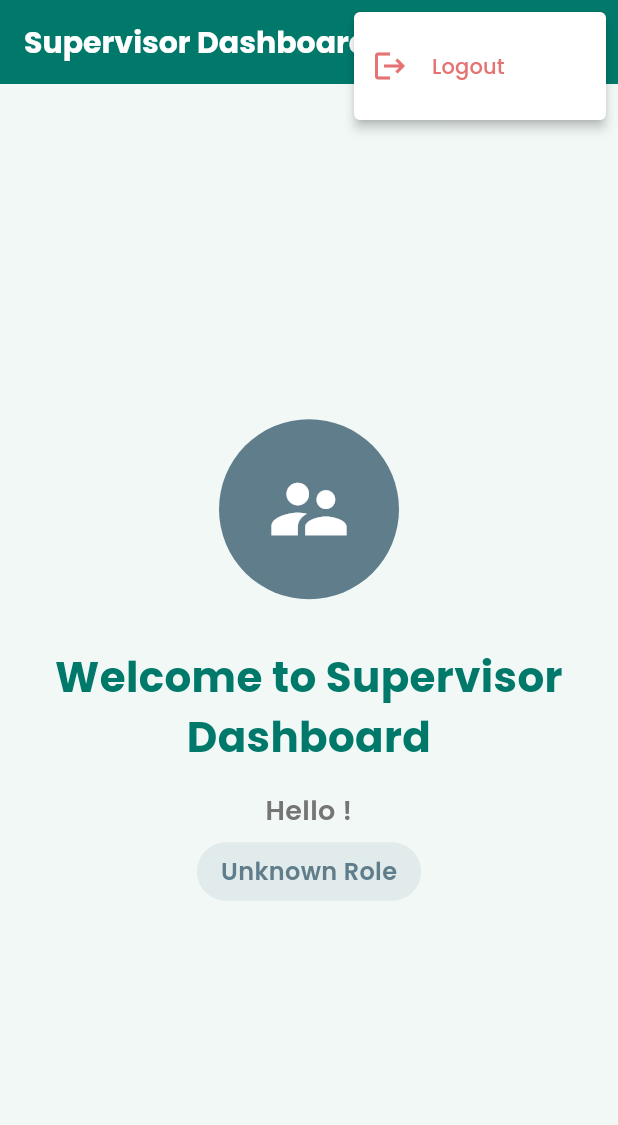
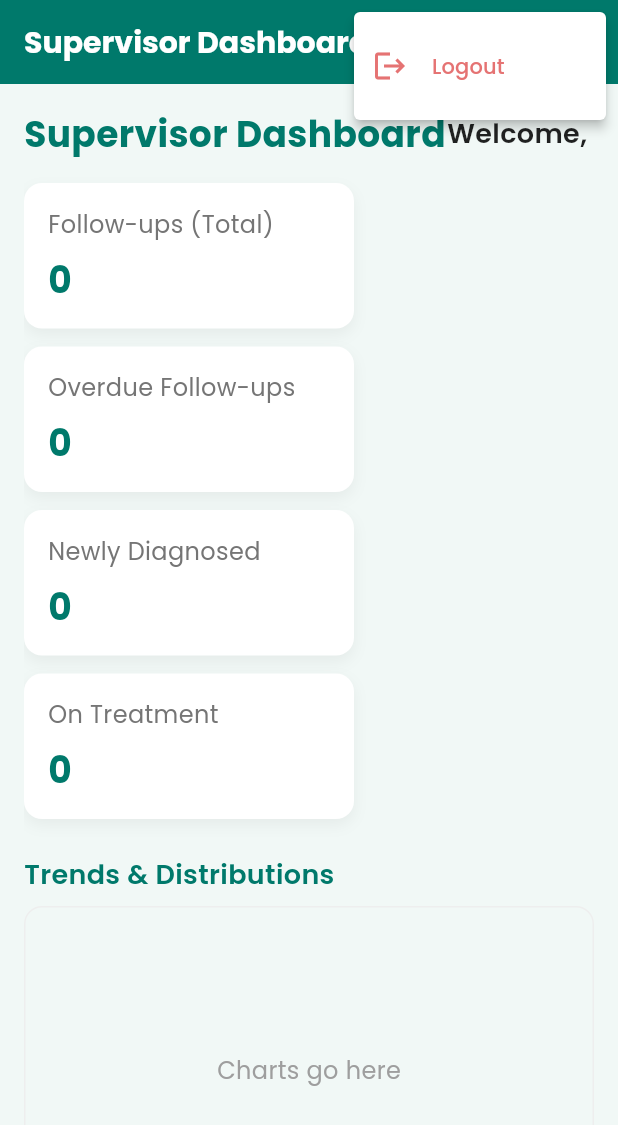
Before and after one commit to Mahad-Ghauri/Community-Health-Worker--Admin, a Flutter app: the SupervisorDashboard screen opened by its route, after a tap on the "more vert" icon, on a phone screen of 412 x 824 dp. Shown: the top 1125 px of the screen. Run offline on Flutter 3.47's test engine with Material 3 defaults, Android fonts, the light colour scheme and no system bars; our stand-ins replace cloud_firestore, firebase_auth, firebase_core, font_awesome_flutter, go_router, google_fonts and 1 more; missing offline and left inert: universal_html; accounts and stored records are empty.

Commit message:
feat: Supervisor dashboard

```diff
--- /dev/null
+++ b/lib/providers/supervisor_dashboard_provider.dart
@@ -0,0 +1,72 @@
+import 'package:flutter/foundation.dart';
+import '../services/dashboard_service.dart';
+
+class SupervisorDashboardProvider with ChangeNotifier {
+  SupervisorMetrics? _metrics;
+  bool _isLoading = false;
+  String? _error;
+
+  // Filters
+  String? _facilityId;
+  String? _chwId;
+  DateTime? _from;
+  DateTime? _to;
+
+  // Getters
+  SupervisorMetrics? get metrics => _metrics;
+  bool get isLoading => _isLoading;
+  String? get error => _error;
+
+  String? get facilityId => _facilityId;
+  String? get chwId => _chwId;
+  DateTime? get from => _from;
+  DateTime? get to => _to;
+
+  // Load
+  Future<void> load() async {
+    _isLoading = true;
+    _error = null;
+    notifyListeners();
+
+    try {
+      _metrics = await DashboardService.getSupervisorMetrics(
+        facilityId: _facilityId,
+        chwId: _chwId,
+        from: _from,
+        to: _to,
+      );
+    } catch (e) {
+      _error = 'Failed to load supervisor metrics: $e';
+      if (kDebugMode) {
+        print(_error);
+      }
+    } finally {
+      _isLoading = false;
+      notifyListeners();
+    }
+  }
+
+  // Filters setters
+  void setFacility(String? facilityId) {
+    _facilityId = facilityId;
+    load();
+  }
+
+  void setChw(String? chwId) {
+    _chwId = chwId;
+    load();
+  }
+
+  void setDateRange(DateTime? from, DateTime? to) {
+    _from = from;
+    _to = to;
+    load();
+  }
+
+  // Convenience getters
+  FollowupStats? get followupStats => _metrics?.followupStats;
+  Map<String, int> get patientsByStatus => _metrics?.patientsByStatus ?? {};
+  List<LeaderboardItem> get chwLeaderboard => _metrics?.chwLeaderboard ?? [];
+  List<FacilityPerformance> get facilityPerformance =>
+      _metrics?.facilityPerformance ?? [];
+}
--- a/lib/screens/dashboard/supervisor_dashboard.dart
+++ b/lib/screens/dashboard/supervisor_dashboard.dart
@@ -4,7 +4,7 @@ import 'package:flutter/material.dart';
 import 'package:provider/provider.dart';
 import '../../services/auth_provider.dart';
 import '../../theme/theme.dart';
-import '../../models/user.dart';
+import '../../providers/supervisor_dashboard_provider.dart';
 
 class SupervisorDashboard extends StatelessWidget {
   const SupervisorDashboard({super.key});
@@ -23,7 +23,10 @@ class SupervisorDashboard extends StatelessWidget {
             onSelected: (value) async {
               switch (value) {
                 case 'logout':
-                  final authProvider = Provider.of<AuthProvider>(context, listen: false);
+                  final authProvider = Provider.of<AuthProvider>(
+                    context,
+                    listen: false,
+                  );
                   await authProvider.signOut();
                   break;
               }
@@ -33,7 +36,10 @@ class SupervisorDashboard extends StatelessWidget {
                 value: 'logout',
                 child: ListTile(
                   leading: Icon(Icons.logout, color: CHWTheme.errorColor),
-                  title: Text('Logout', style: TextStyle(color: CHWTheme.errorColor)),
+                  title: Text(
+                    'Logout',
+                    style: TextStyle(color: CHWTheme.errorColor),
+                  ),
                   contentPadding: EdgeInsets.zero,
                 ),
               ),
@@ -41,63 +47,158 @@ class SupervisorDashboard extends StatelessWidget {
           ),
         ],
       ),
-      body: Consumer<AuthProvider>(
-        builder: (context, authProvider, child) {
+      body: MultiProvider(
+        providers: [
+          ChangeNotifierProvider(
+            create: (_) => SupervisorDashboardProvider()..load(),
+          ),
+        ],
+        child: Consumer2<AuthProvider, SupervisorDashboardProvider>(
+          builder: (context, authProvider, supProv, child) {
             final user = authProvider.currentUser;
+
+            if (supProv.isLoading) {
+              return const Center(child: CircularProgressIndicator());
+            }
+            if (supProv.error != null) {
               return Center(
-            child: Column(
-              mainAxisAlignment: MainAxisAlignment.center,
-              children: [
-                Container(
-                  width: 120,
-                  height: 120,
-                  decoration: BoxDecoration(
-                    color: CHWTheme.accentColor,
-                    borderRadius: BorderRadius.circular(60),
-                  ),
-                  child: const Icon(
-                    Icons.supervisor_account,
-                    color: Colors.white,
-                    size: 60,
+                child: Text(
+                  supProv.error!,
+                  style: CHWTheme.bodyStyle.copyWith(
+                    color: CHWTheme.errorColor,
                   ),
                 ),
-                const SizedBox(height: 32),
+              );
+            }
+
+            final stats = supProv.followupStats;
+            final patientsByStatus = supProv.patientsByStatus;
+
+            return Padding(
+              padding: const EdgeInsets.all(16.0),
+              child: SingleChildScrollView(
+                child: Column(
+                  crossAxisAlignment: CrossAxisAlignment.start,
+                  children: [
+                    Row(
+                      mainAxisAlignment: MainAxisAlignment.spaceBetween,
+                      children: [
                         Text(
-                  'Welcome to Supervisor Dashboard',
+                          'Supervisor Dashboard',
                           style: CHWTheme.headingStyle.copyWith(
-                    fontSize: 28,
                             color: CHWTheme.primaryColor,
                           ),
-                  textAlign: TextAlign.center,
+                        ),
+                        Text(
+                          'Welcome, ${user?.name ?? 'Supervisor'}',
+                          style: CHWTheme.subheadingStyle,
+                        ),
+                      ],
                     ),
                     const SizedBox(height: 16),
+
+                    // KPI cards (initial subset)
+                    Wrap(
+                      spacing: 12,
+                      runSpacing: 12,
+                      children: [
+                        _kpiCard(
+                          'Follow-ups (Total)',
+                          (stats?.total ?? 0).toString(),
+                        ),
+                        _kpiCard(
+                          'Overdue Follow-ups',
+                          (stats?.overdue ?? 0).toString(),
+                        ),
+                        _kpiCard(
+                          'Newly Diagnosed',
+                          (patientsByStatus['newly_diagnosed'] ?? 0).toString(),
+                        ),
+                        _kpiCard(
+                          'On Treatment',
+                          (patientsByStatus['on_treatment'] ?? 0).toString(),
+                        ),
+                      ],
+                    ),
+
+                    const SizedBox(height: 24),
+
+                    // Placeholders for charts/leaderboards to be implemented next
+                    _sectionTitle('Trends & Distributions'),
+                    _placeholderBox(height: 220, label: 'Charts go here'),
+                    const SizedBox(height: 16),
+                    _sectionTitle('Leaderboards'),
+                    _placeholderBox(
+                      height: 220,
+                      label: 'Top CHWs / Facilities',
+                    ),
+                  ],
+                ),
+              ),
+            );
+          },
+        ),
+      ),
+    );
+  }
+}
+
+Widget _kpiCard(String title, String value) {
+  return Container(
+    width: 220,
+    padding: const EdgeInsets.all(16),
+    decoration: BoxDecoration(
+      color: Colors.white,
+      borderRadius: BorderRadius.circular(12),
+      boxShadow: [
+        BoxShadow(
+          color: Colors.black.withOpacity(0.05),
+          blurRadius: 8,
+          offset: const Offset(0, 4),
+        ),
+      ],
+    ),
+    child: Column(
+      crossAxisAlignment: CrossAxisAlignment.start,
+      children: [
         Text(
-                  'Hello ${user?.name ?? 'Supervisor'}!',
-                  style: CHWTheme.subheadingStyle.copyWith(
-                    color: Colors.grey.shade600,
-                  ),
-                  textAlign: TextAlign.center,
+          title,
+          style: CHWTheme.bodyStyle.copyWith(color: Colors.grey.shade600),
         ),
         const SizedBox(height: 8),
-                Container(
-                  padding: const EdgeInsets.symmetric(horizontal: 16, vertical: 8),
-                  decoration: BoxDecoration(
-                    color: CHWTheme.accentColor.withOpacity(0.1),
-                    borderRadius: BorderRadius.circular(20),
-                  ),
-                  child: Text(
-                    UserRole.getDisplayName(user?.role ?? 'supervisor'),
-                    style: CHWTheme.bodyStyle.copyWith(
-                      color: CHWTheme.accentColor,
-                      fontWeight: FontWeight.w600,
-                    ),
-                  ),
+        Text(
+          value,
+          style: CHWTheme.headingStyle.copyWith(color: CHWTheme.primaryColor),
         ),
       ],
     ),
   );
-        },
+}
+
+Widget _sectionTitle(String title) {
+  return Padding(
+    padding: const EdgeInsets.only(bottom: 8.0),
+    child: Text(
+      title,
+      style: CHWTheme.subheadingStyle.copyWith(color: CHWTheme.primaryColor),
     ),
   );
 }
+
+Widget _placeholderBox({double height = 180, required String label}) {
+  return Container(
+    height: height,
+    width: double.infinity,
+    decoration: BoxDecoration(
+      color: CHWTheme.backgroundColor,
+      borderRadius: BorderRadius.circular(12),
+      border: Border.all(color: Colors.grey.shade200),
+    ),
+    child: Center(
+      child: Text(
+        label,
+        style: CHWTheme.bodyStyle.copyWith(color: Colors.grey),
+      ),
+    ),
+  );
 }
--- a/lib/services/dashboard_service.dart
+++ b/lib/services/dashboard_service.dart
@@ -31,8 +31,9 @@ class DashboardService {
 
   // Get users metrics
   static Future<UsersMetrics> _getUsersMetrics() async {
-    final QuerySnapshot usersSnapshot =
-        await _firestore.collection(AppConstants.usersCollection).get();
+    final QuerySnapshot usersSnapshot = await _firestore
+        .collection(AppConstants.usersCollection)
+        .get();
 
     int totalUsers = usersSnapshot.docs.length;
     int adminUsers = 0;
@@ -77,8 +78,9 @@ class DashboardService {
 
   // Get facilities metrics
   static Future<FacilitiesMetrics> _getFacilitiesMetrics() async {
-    final QuerySnapshot facilitiesSnapshot =
-        await _firestore.collection(AppConstants.facilitiesCollection).get();
+    final QuerySnapshot facilitiesSnapshot = await _firestore
+        .collection(AppConstants.facilitiesCollection)
+        .get();
 
     int totalFacilities = facilitiesSnapshot.docs.length;
     int activeFacilities = 0;
@@ -119,8 +121,9 @@ class DashboardService {
 
   // Get patients metrics
   static Future<PatientsMetrics> _getPatientsMetrics() async {
-    final QuerySnapshot patientsSnapshot =
-        await _firestore.collection(AppConstants.patientsCollection).get();
+    final QuerySnapshot patientsSnapshot = await _firestore
+        .collection(AppConstants.patientsCollection)
+        .get();
 
     int totalPatients = patientsSnapshot.docs.length;
     int newlyDiagnosed = 0;
@@ -163,17 +166,24 @@ class DashboardService {
     final DateTime startOfWeek = now.subtract(Duration(days: now.weekday - 1));
     final DateTime startOfMonth = DateTime(now.year, now.month, 1);
 
-    final QuerySnapshot allVisitsSnapshot =
-        await _firestore.collection(AppConstants.visitsCollection).get();
+    final QuerySnapshot allVisitsSnapshot = await _firestore
+        .collection(AppConstants.visitsCollection)
+        .get();
 
     final QuerySnapshot thisWeekVisitsSnapshot = await _firestore
         .collection(AppConstants.visitsCollection)
-        .where('visitDate', isGreaterThanOrEqualTo: Timestamp.fromDate(startOfWeek))
+        .where(
+          'visitDate',
+          isGreaterThanOrEqualTo: Timestamp.fromDate(startOfWeek),
+        )
         .get();
 
     final QuerySnapshot thisMonthVisitsSnapshot = await _firestore
         .collection(AppConstants.visitsCollection)
-        .where('visitDate', isGreaterThanOrEqualTo: Timestamp.fromDate(startOfMonth))
+        .where(
+          'visitDate',
+          isGreaterThanOrEqualTo: Timestamp.fromDate(startOfMonth),
+        )
         .get();
 
     int homeVisits = 0;
@@ -230,13 +240,15 @@ class DashboardService {
 
     for (var doc in recentUsers.docs) {
       final data = doc.data() as Map<String, dynamic>;
-      activities.add(ActivityItem(
+      activities.add(
+        ActivityItem(
           type: 'user_created',
           title: 'New user registered',
           description: '${data['name']} joined as ${data['role']}',
           timestamp: (data['createdAt'] as Timestamp).toDate(),
           icon: 'person_add',
-      ));
+        ),
+      );
     }
 
     // Get recent facilities (last 3)
@@ -248,13 +260,15 @@ class DashboardService {
 
     for (var doc in recentFacilities.docs) {
       final data = doc.data() as Map<String, dynamic>;
-      activities.add(ActivityItem(
+      activities.add(
+        ActivityItem(
           type: 'facility_created',
           title: 'New facility added',
           description: '${data['name']} (${data['type']}) was registered',
           timestamp: (data['createdAt'] as Timestamp).toDate(),
           icon: 'business',
-      ));
+        ),
+      );
     }
 
     // Sort by timestamp (most recent first)
@@ -265,8 +279,218 @@ class DashboardService {
 
   // Get real-time metrics stream for live updates
   static Stream<DashboardMetrics> getDashboardMetricsStream() {
-    return Stream.periodic(const Duration(minutes: 5), (i) => getDashboardMetrics())
-        .asyncMap((future) => future);
+    return Stream.periodic(
+      const Duration(minutes: 5),
+      (i) => getDashboardMetrics(),
+    ).asyncMap((future) => future);
+  }
+
+  // Supervisor-specific metrics -------------------------------------------------
+  static Future<SupervisorMetrics> getSupervisorMetrics({
+    String? facilityId,
+    String? chwId,
+    DateTime? from,
+    DateTime? to,
+  }) async {
+    final DateTime rangeStart =
+        from ?? DateTime.now().subtract(const Duration(days: 30));
+    final DateTime rangeEnd = to ?? DateTime.now();
+
+    // Run queries in parallel
+    final results = await Future.wait([
+      _getFollowupStats(facilityId: facilityId, from: rangeStart, to: rangeEnd),
+      _getPatientsByTbStatus(facilityId: facilityId),
+      _getChwLeaderboard(
+        facilityId: facilityId,
+        from: rangeStart,
+        to: rangeEnd,
+      ),
+      _getFacilityPerformance(from: rangeStart, to: rangeEnd),
+    ]);
+
+    return SupervisorMetrics(
+      followupStats: results[0] as FollowupStats,
+      patientsByStatus: results[1] as Map<String, int>,
+      chwLeaderboard: results[2] as List<LeaderboardItem>,
+      facilityPerformance: results[3] as List<FacilityPerformance>,
+      from: rangeStart,
+      to: rangeEnd,
+    );
+  }
+
+  static Future<FollowupStats> _getFollowupStats({
+    String? facilityId,
+    required DateTime from,
+    required DateTime to,
+  }) async {
+    Query<Map<String, dynamic>> q = _firestore.collection('followups');
+    if (facilityId != null && facilityId.isNotEmpty) {
+      q = q.where('facilityId', isEqualTo: facilityId);
+    }
+    q = q
+        .where(
+          'scheduledDate',
+          isGreaterThanOrEqualTo: Timestamp.fromDate(from),
+        )
+        .where('scheduledDate', isLessThanOrEqualTo: Timestamp.fromDate(to));
+
+    final snap = await q.get();
+    int scheduled = 0,
+        completed = 0,
+        missed = 0,
+        cancelled = 0,
+        rescheduled = 0,
+        overdue = 0;
+    final now = DateTime.now();
+    for (final d in snap.docs) {
+      final data = d.data();
+      final String status = (data['status'] as String?) ?? 'scheduled';
+      final DateTime sched =
+          (data['scheduledDate'] as Timestamp?)?.toDate() ?? now;
+      switch (status) {
+        case 'scheduled':
+          scheduled++;
+          if (sched.isBefore(now)) overdue++;
+          break;
+        case 'completed':
+          completed++;
+          break;
+        case 'missed':
+          missed++;
+          break;
+        case 'cancelled':
+          cancelled++;
+          break;
+        case 'rescheduled':
+          rescheduled++;
+          break;
+      }
+    }
+    return FollowupStats(
+      scheduled: scheduled,
+      completed: completed,
+      missed: missed,
+      cancelled: cancelled,
+      rescheduled: rescheduled,
+      overdue: overdue,
+      total: snap.docs.length,
+    );
+  }
+
+  static Future<Map<String, int>> _getPatientsByTbStatus({
+    String? facilityId,
+  }) async {
+    Query<Map<String, dynamic>> q = _firestore.collection(
+      AppConstants.patientsCollection,
+    );
+    if (facilityId != null && facilityId.isNotEmpty) {
+      q = q.where('assignedFacility', isEqualTo: facilityId);
+    }
+    final snap = await q.get();
+    final Map<String, int> counts = {
+      AppConstants.newlyDiagnosedStatus: 0,
+      AppConstants.onTreatmentStatus: 0,
+      AppConstants.treatmentCompletedStatus: 0,
+      AppConstants.lostToFollowUpStatus: 0,
+    };
+    for (final d in snap.docs) {
+      final status =
+          (d.data()['tbStatus'] as String?) ??
+          AppConstants.newlyDiagnosedStatus;
+      counts[status] = (counts[status] ?? 0) + 1;
+    }
+    return counts;
+  }
+
+  static Future<List<LeaderboardItem>> _getChwLeaderboard({
+    String? facilityId,
+    required DateTime from,
+    required DateTime to,
+  }) async {
+    // Approximation using followups completed per CHW within range
+    Query<Map<String, dynamic>> q = _firestore
+        .collection('followups')
+        .where('status', isEqualTo: 'completed')
+        .where(
+          'completedDate',
+          isGreaterThanOrEqualTo: Timestamp.fromDate(from),
+        )
+        .where('completedDate', isLessThanOrEqualTo: Timestamp.fromDate(to));
+    if (facilityId != null && facilityId.isNotEmpty) {
+      q = q.where('facilityId', isEqualTo: facilityId);
+    }
+    final snap = await q.get();
+    final Map<String, int> perChw = {};
+    for (final d in snap.docs) {
+      final chwId =
+          (d.data()['completedBy'] as String?) ??
+          (d.data()['assignedStaffId'] as String?) ??
+          '';
+      if (chwId.isEmpty) continue;
+      perChw[chwId] = (perChw[chwId] ?? 0) + 1;
+    }
+    final items = perChw.entries
+        .map(
+          (e) => LeaderboardItem(
+            entityId: e.key,
+            label:
+                'CHW ${e.key.substring(0, e.key.length > 6 ? 6 : e.key.length)}',
+            score: e.value,
+          ),
+        )
+        .toList();
+    items.sort((a, b) => b.score.compareTo(a.score));
+    return items.take(10).toList();
+  }
+
+  static Future<List<FacilityPerformance>> _getFacilityPerformance({
+    required DateTime from,
+    required DateTime to,
+  }) async {
+    // Compute per-facility counts: patients, followups completed, visits this month
+    final patientsSnap = await _firestore
+        .collection(AppConstants.patientsCollection)
+        .get();
+    final followupsSnap = await _firestore
+        .collection('followups')
+        .where(
+          'completedDate',
+          isGreaterThanOrEqualTo: Timestamp.fromDate(from),
+        )
+        .where('completedDate', isLessThanOrEqualTo: Timestamp.fromDate(to))
+        .get();
+
+    final Map<String, int> facilityPatients = {};
+    for (final d in patientsSnap.docs) {
+      final fac = (d.data()['assignedFacility'] as String?) ?? '';
+      if (fac.isEmpty) continue;
+      facilityPatients[fac] = (facilityPatients[fac] ?? 0) + 1;
+    }
+
+    final Map<String, int> facilityCompletedFollowups = {};
+    for (final d in followupsSnap.docs) {
+      final fac = (d.data()['facilityId'] as String?) ?? '';
+      if (fac.isEmpty) continue;
+      facilityCompletedFollowups[fac] =
+          (facilityCompletedFollowups[fac] ?? 0) + 1;
+    }
+
+    final Set<String> facilityIds = {
+      ...facilityPatients.keys,
+      ...facilityCompletedFollowups.keys,
+    };
+    final List<FacilityPerformance> perf = [];
+    for (final id in facilityIds) {
+      perf.add(
+        FacilityPerformance(
+          facilityId: id,
+          patients: facilityPatients[id] ?? 0,
+          completedFollowups: facilityCompletedFollowups[id] ?? 0,
+        ),
+      );
+    }
+    perf.sort((a, b) => b.completedFollowups.compareTo(a.completedFollowups));
+    return perf;
   }
 }
 
@@ -389,3 +613,66 @@ class ActivityItem {
     }
   }
 }
+
+// Supervisor metrics models -----------------------------------------------------
+class SupervisorMetrics {
+  final FollowupStats followupStats;
+  final Map<String, int> patientsByStatus;
+  final List<LeaderboardItem> chwLeaderboard;
+  final List<FacilityPerformance> facilityPerformance;
+  final DateTime from;
+  final DateTime to;
+
+  SupervisorMetrics({
+    required this.followupStats,
+    required this.patientsByStatus,
+    required this.chwLeaderboard,
+    required this.facilityPerformance,
+    required this.from,
+    required this.to,
+  });
+}
+
+class FollowupStats {
+  final int total;
+  final int scheduled;
+  final int completed;
+  final int missed;
+  final int cancelled;
+  final int rescheduled;
+  final int overdue;
+
+  FollowupStats({
+    required this.total,
+    required this.scheduled,
+    required this.completed,
+    required this.missed,
+    required this.cancelled,
+    required this.rescheduled,
+    required this.overdue,
+  });
+}
+
+class LeaderboardItem {
+  final String entityId;
+  final String label;
+  final int score;
+
+  LeaderboardItem({
+    required this.entityId,
+    required this.label,
+    required this.score,
+  });
+}
+
+class FacilityPerformance {
+  final String facilityId;
+  final int patients;
+  final int completedFollowups;
+
+  FacilityPerformance({
+    required this.facilityId,
+    required this.patients,
+    required this.completedFollowups,
+  });
+}
```
Lines whose indentation alone changed are shown as unchanged.
